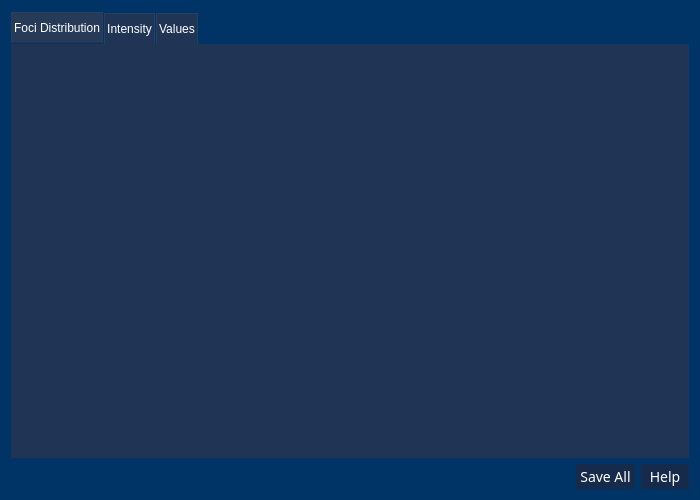
Old version of the form gui/statistics_dialog.ui in the repository SilMon/NucDetect.
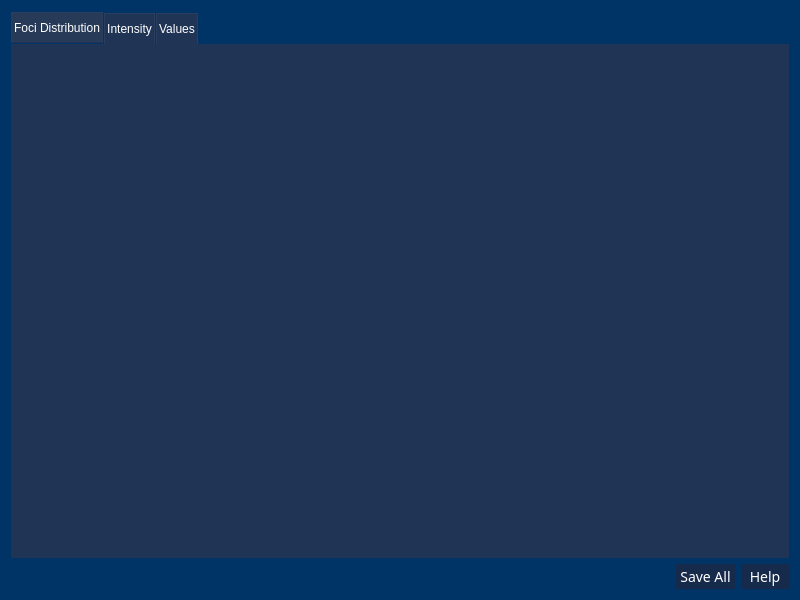
New version of the form.

Commit message: Fixes for statistics window

What changed in the file:
```diff
--- a/gui/statistics_dialog.ui
+++ b/gui/statistics_dialog.ui
@@ -6,14 +6,14 @@
    <rect>
     <x>0</x>
     <y>0</y>
-    <width>700</width>
-    <height>500</height>
+    <width>800</width>
+    <height>600</height>
    </rect>
   </property>
   <property name="minimumSize">
    <size>
-    <width>700</width>
-    <height>500</height>
+    <width>800</width>
+    <height>600</height>
    </size>
   </property>
   <property name="windowTitle">
```
The commit also changes 3 other files.
